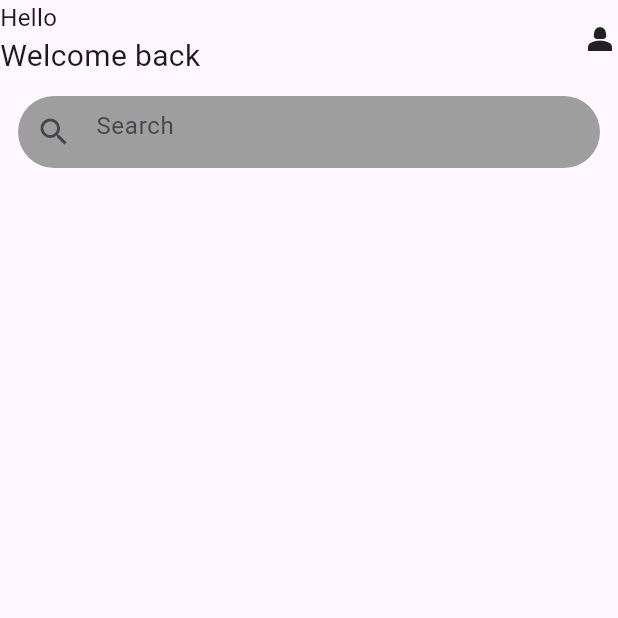
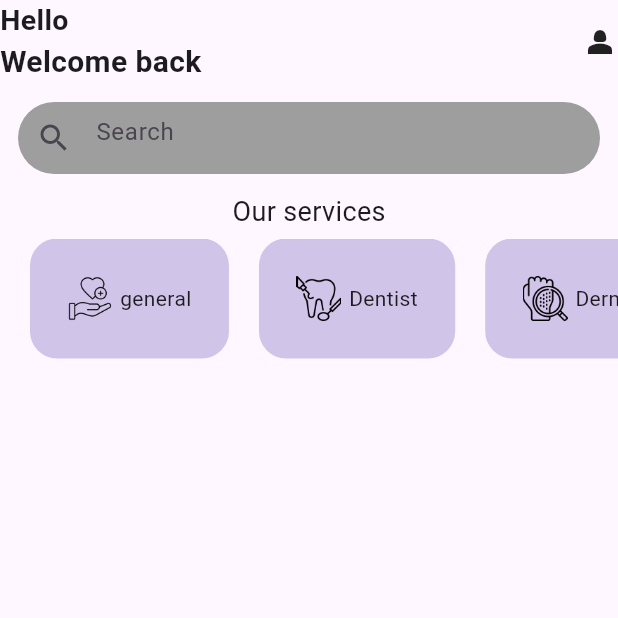
Before and after one commit to AlanGitau/Salama-Care, a Flutter app: the Homepage screen opened directly, on a phone screen of 412 x 824 dp, the top half of it. Run offline on Flutter 3.47's test engine with Material 3 defaults, Android fonts, the phone set to English and light mode, and no system bars; our stand-ins replace flutter_svg, google_fonts.

Commit message:
salama care

```diff
--- a/lib/Homepage.dart
+++ b/lib/Homepage.dart
@@ -1,4 +1,8 @@
 import 'package:flutter/material.dart';
+import 'constants/categories.dart';
+//import 'constants/categories.dart';
+
+
 
 class Homepage extends StatelessWidget {
   const Homepage({super.key});
@@ -17,12 +21,14 @@ class Homepage extends StatelessWidget {
                   children: [
                     Text('Hello',
                     style: TextStyle(
-                      fontSize: 16,
+                      fontSize: 19,
+                      fontWeight: FontWeight.bold,
                     ),
                     ),
                     Text('Welcome back',
                     style:TextStyle(
                       fontSize: 20,
+                      fontWeight: FontWeight.bold,
                     ),
                     ),
                   ],
@@ -31,6 +37,8 @@ class Homepage extends StatelessWidget {
                 Icon(Icons.person_2),
               ],
             ),
+
+            //search bar
             Padding(
               padding: const EdgeInsets.all(12.0),
               child: Container(
@@ -47,6 +55,41 @@ class Homepage extends StatelessWidget {
                  ),
                 ),
               ),
+            ),
+
+            const Text('Our services',style: TextStyle(
+              fontSize: 18,
+            ),),
+            const SizedBox(height: 5,),
+
+            //horizontal listview
+            Container(
+              height: 80,
+              //color: Colors.black,
+              child: ListView(
+                scrollDirection: Axis.horizontal,
+                children: const [
+                     CategoryCard(
+                      categoryName: 'general',
+                      iconImage: 'assets/Icons/health.png',
+                     ),
+
+                      CategoryCard(
+                      categoryName: 'Dentist',
+                      iconImage: 'assets/Icons/dental-care.png',
+                     ),
+
+                      CategoryCard(
+                      categoryName: 'Dermatologist',
+                      iconImage: 'assets/Icons/dermatology.png',
+                     ),
+
+
+
+
+                ],
+              ),
+
             )
           ],
         )
--- /dev/null
+++ b/lib/constants/categories.dart
@@ -0,0 +1,31 @@
+import 'package:flutter/material.dart';
+
+class CategoryCard extends StatelessWidget {
+  final String iconImage;
+  final String categoryName;
+
+  const CategoryCard({super.key, required this.iconImage, required this.categoryName});
+
+  @override
+  Widget build(BuildContext context) {
+    return Padding(
+      padding: const EdgeInsets.only(left: 20.0),
+      child: Container(
+        decoration: BoxDecoration(
+          color: Colors.deepPurple[100],
+          borderRadius: BorderRadius.circular(18)
+        ),
+        padding: const EdgeInsets.all(25),
+        child: Row(
+          children: [
+            Image.asset(iconImage,height: 30,),
+            const SizedBox(width:5,),
+            Text(categoryName),
+
+          ],
+
+        ),
+      ),
+    );
+  }
+}
--- a/pubspec.yaml
+++ b/pubspec.yaml
@@ -63,6 +63,7 @@ flutter:
   # To add assets to your application, add an assets section, like this:
   assets:
       - assets/images/
+      - assets/Icons/
   #   - images/a_dot_ham.jpeg
 
   # An image asset can refer to one or more resolution-specific "variants", see
```
Also changed, not shown: lib/Signup.dart (+24 -11 lines), lib/firstpage.dart (+10 -5 lines), lib/loginScreen.dart (+12 -4 lines), assets/Icons/dental-care.png (added), assets/Icons/dermatology.png (added), assets/Icons/health.png (added), lib/constants/colors.dart (renamed from constants/colors.dart).
